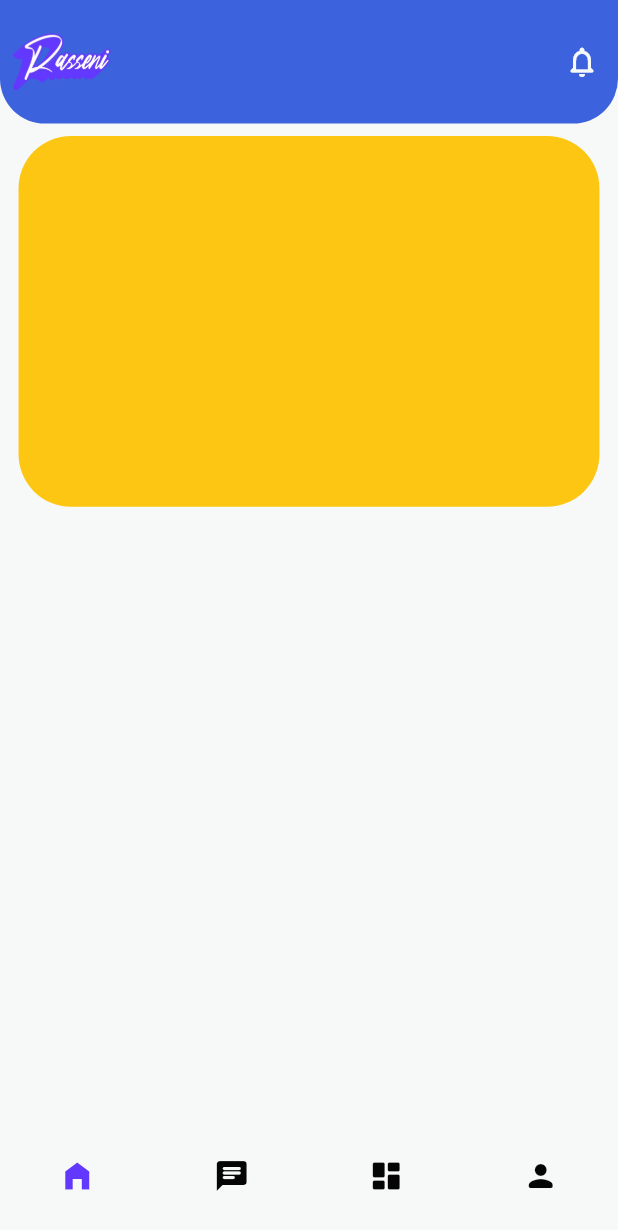
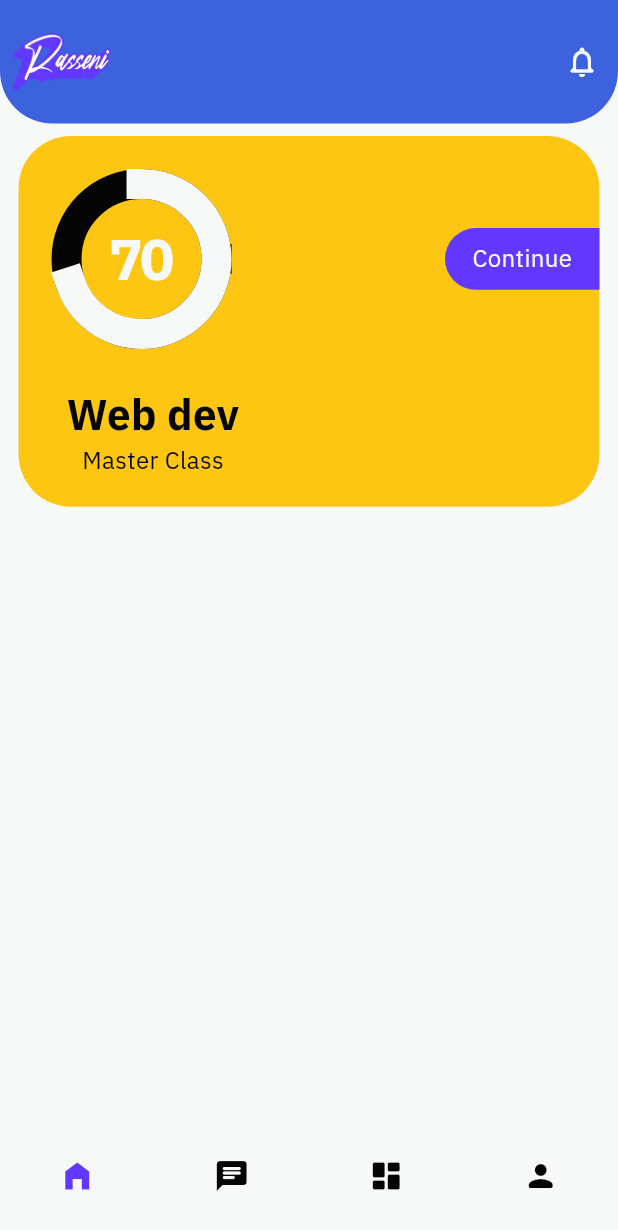
Before and after one commit to Besheer-74/Raseeni, a Flutter app: the screen it shows after launch, on a phone screen of 412 x 824 dp. Shown: the top 1230 px of the screen. Run offline on Flutter 3.47's test engine with Material 3 defaults, Android fonts, the phone set to English and light mode, and no system bars; our stand-ins replace firebase_core; accounts and stored records are empty.

Commit message:
A7A ya 7mada

```diff
--- a/lib/controller/homeController.dart
+++ b/lib/controller/homeController.dart
@@ -1,5 +1,5 @@
 import 'package:flutter/material.dart';
 
 class HomeController extends ChangeNotifier {
-
+  double _value = 0.0;
 }
--- a/lib/main.dart
+++ b/lib/main.dart
@@ -1,10 +1,10 @@
 import 'package:flutter/material.dart';
 import 'package:provider/provider.dart';
 import 'package:firebase_core/firebase_core.dart';
-import 'package:raseeni/model/appStyle.dart';
 import 'firebase_options.dart';
 
 import 'view/bottomNavBar.dart';
+import 'model/appStyle.dart';
 import 'controller/bottomNavBarController.dart';
 
 Future<void> main() async {
--- a/lib/model/appStyle.dart
+++ b/lib/model/appStyle.dart
@@ -14,47 +14,68 @@ class appStyles {
   //Text Style
   static const TextStyle headlineBlack = TextStyle(
     fontFamily: 'IBM Plex Sans',
-    fontSize: 28,
+    fontSize: 38,
     fontWeight: FontWeight.w700,
-    color: Color(0xff050505),
+    color: blackColor,
   );
-  static const TextStyle headlineWhhite = TextStyle(
+  static const TextStyle headlineWhite = TextStyle(
+    fontFamily: 'IBM Plex Sans',
+    fontSize: 38,
+    fontWeight: FontWeight.w700,
+    color: whiteColor,
+  );
+  // static const TextStyle numberWhite = TextStyle(
+  //   fontFamily: 'IBM Plex Sans',
+  //   fontSize: 38,
+  //   fontWeight: FontWeight.w700,
+  //   color: Color(0xffFDC613),
+  //   letterSpacing: -2,
+  //   shadows: [
+  //     Shadow(
+  //       offset: Offset(0, 4),
+  //       blurRadius: 4,
+  //       color: Color(0xffB9BBBA),
+  //     ),
+  //   ],
+  // );
+
+  static const TextStyle titleBlack = TextStyle(
     fontFamily: 'IBM Plex Sans',
     fontSize: 28,
     fontWeight: FontWeight.w700,
-    color: Color(0xffF7F9F8),
-  );
-
-  static const TextStyle titleBlack = TextStyle(
-    fontFamily: 'IBM Plex Sans',
-    fontSize: 22,
-    fontWeight: FontWeight.w500,
-    color: Color(0xff050505),
+    color: blackColor,
   );
 
   static const TextStyle titleWhite = TextStyle(
     fontFamily: 'IBM Plex Sans',
-    fontSize: 22,
-    fontWeight: FontWeight.w500,
-    color: Color(0xff050505),
+    fontSize: 28,
+    fontWeight: FontWeight.w700,
+    color: whiteColor,
   );
 
   static const TextStyle subTitleWhite = TextStyle(
     fontFamily: 'IBM Plex Sans',
-    fontSize: 18,
+    fontSize: 16,
     fontWeight: FontWeight.w400,
     color: Color(0xffF7F9F8),
   );
 
   static const TextStyle subTitleBlack = TextStyle(
     fontFamily: 'IBM Plex Sans',
-    fontSize: 18,
+    fontSize: 16,
     fontWeight: FontWeight.w400,
     color: Color(0xff050505),
   );
 
   // images
-  static const String logo = 'assets/images/logo/Rasseni-removebg-preview.png';
+  static const String logoWithoutBackground =
+      'assets/images/logo/Rasseni-removebg-preview.png';
+  static const String logoWhithBackground =
+      'assets/images/logo/Rasseni-removebg-preview-white.png';
+  static const String mobileDevIcon =
+      'assets/images/courses logo/mobile dev.png';
+  static const String webDevIcon = 'assets/images/courses logo/web dev.png';
+  static const String python = 'assets/images/courses logo/python.png';
 
   //Icons
   static const IconData home = Icons.home_filled;
@@ -63,9 +84,8 @@ class appStyles {
   static const IconData logout = Icons.logout_rounded;
   static const IconData chat = Icons.chat_rounded;
   static const IconData search = Icons.search_rounded;
-  static const IconData notification_active =
-      Icons.notifications_active_rounded;
-  static const IconData notification_none = Icons.notifications_none_rounded;
+  static const IconData notificationActive = Icons.notifications_active_rounded;
+  static const IconData notificationNone = Icons.notifications_none_rounded;
   static const IconData menu = Icons.menu_rounded;
   static const IconData add = Icons.add_rounded;
   static const IconData edit = Icons.edit_rounded;
--- a/lib/view/homeScreen.dart
+++ b/lib/view/homeScreen.dart
@@ -11,31 +11,33 @@ class Homescreen extends StatelessWidget {
     final Size size = MediaQuery.of(context).size;
     final double width = size.width;
     final double height = size.height;
+    double progressPercentage = 70; // Example percentage
 
     return Scaffold(
       body: SafeArea(
         child: Column(
           children: [
+            // app Bar
             Container(
               width: double.infinity,
               height: height * .1,
               decoration: BoxDecoration(
                 color: appStyles.blueColor,
                 borderRadius: BorderRadius.only(
-                  bottomRight: Radius.circular(30),
-                  bottomLeft: Radius.circular(30),
+                  bottomRight: Radius.circular(35),
+                  bottomLeft: Radius.circular(35),
                 ),
               ),
               child: Row(
                 mainAxisAlignment: MainAxisAlignment.spaceBetween,
                 children: [
                   Image.asset(
-                    appStyles.logo,
+                    appStyles.logoWithoutBackground,
                   ),
                   IconButton(
                     onPressed: () {},
                     icon: Icon(
-                      appStyles.notification_none,
+                      appStyles.notificationNone,
                       color: appStyles.whiteColor,
                     ),
                   ),
@@ -45,6 +47,7 @@ class Homescreen extends StatelessWidget {
             SizedBox(
               height: height * 0.01,
             ),
+            // progress indicator and courses
             Padding(
               padding: EdgeInsets.only(left: width * 0.03, right: width * 0.03),
               child: Column(
@@ -56,10 +59,100 @@ class Homescreen extends StatelessWidget {
                       color: appStyles.yellowColor,
                       borderRadius: BorderRadius.circular(35),
                     ),
+                    child: Padding(
+                      padding: const EdgeInsets.only(left: 32, top: 32),
+                      child: Column(
+                        mainAxisAlignment: MainAxisAlignment.start,
+                        crossAxisAlignment: CrossAxisAlignment.start,
+                        children: [
+                          // Top Row: Progress indicator and button
+                          Row(
+                            mainAxisAlignment: MainAxisAlignment.spaceBetween,
+                            children: [
+                              // Circular Progress Indicator
+                              SizedBox(
+                                height: 100,
+                                width: 100,
+                                child: Stack(
+                                  fit: StackFit.expand,
+                                  children: [
+                                    CircularProgressIndicator(
+                                      value: 1.0,
+                                      strokeWidth: 12,
+                                      valueColor: AlwaysStoppedAnimation<Color>(
+                                          appStyles.whiteColor),
+                                    ),
+                                    CircularProgressIndicator(
+                                      strokeCap: StrokeCap.square,
+                                      value: progressPercentage / 100,
+                                      strokeWidth: 20,
+                                      valueColor: AlwaysStoppedAnimation<Color>(
+                                          appStyles.whiteColor),
+                                      backgroundColor: appStyles.blackColor,
+                                    ),
+                                    Center(
+                                      child: Text(
+                                        '${progressPercentage.toInt()}',
+                                        style: TextStyle(
+                                          fontFamily: 'IBM Plex Sans',
+                                          fontSize: 38,
+                                          fontWeight: FontWeight.w700,
+                                          color: appStyles.whiteColor,
+                                          letterSpacing: -2,
+                                        ),
+                                      ),
+                                    ),
+                                  ],
+                                ),
+                              ),
+                              // Continue
+                              Container(
+                                height: height * 0.05,
+                                width: width * 0.25,
+                                decoration: BoxDecoration(
+                                  color: appStyles.indigoColor,
+                                  borderRadius: BorderRadius.only(
+                                      topLeft: Radius.circular(35),
+                                      bottomLeft: Radius.circular(35)),
+                                ),
+                                child: Center(
+                                  child: Text(
+                                    "Continue",
+                                    style: appStyles.subTitleWhite,
+                                  ),
+                                ),
+                              ),
+                            ],
+                          ),
+                          SizedBox(
+                            height: height * 0.04,
+                          ),
+                          // Bottom Row: Title and Subtitle
+                          Row(
+                            mainAxisAlignment: MainAxisAlignment.spaceBetween,
+                            children: [
+                              Column(
+                                mainAxisAlignment: MainAxisAlignment.start,
+                                children: [
+                                  Text(
+                                    'Web dev',
+                                    style: appStyles.titleBlack,
+                                  ),
+                                  Text(
+                                    'Master Class',
+                                    style: appStyles.subTitleBlack,
+                                  ),
+                                ],
+                              ),
+                            ],
+                          ),
+                        ],
+                      ),
+                    ),
                   ),
                 ],
               ),
-            )
+            ),
           ],
         ),
       ),
```
Also changed, not shown: pubspec.yaml (+2 -5 lines), assets/images/courses logo/mobile dev.png (added), assets/images/courses logo/python.png (added), assets/images/courses logo/web dev.png (added).
